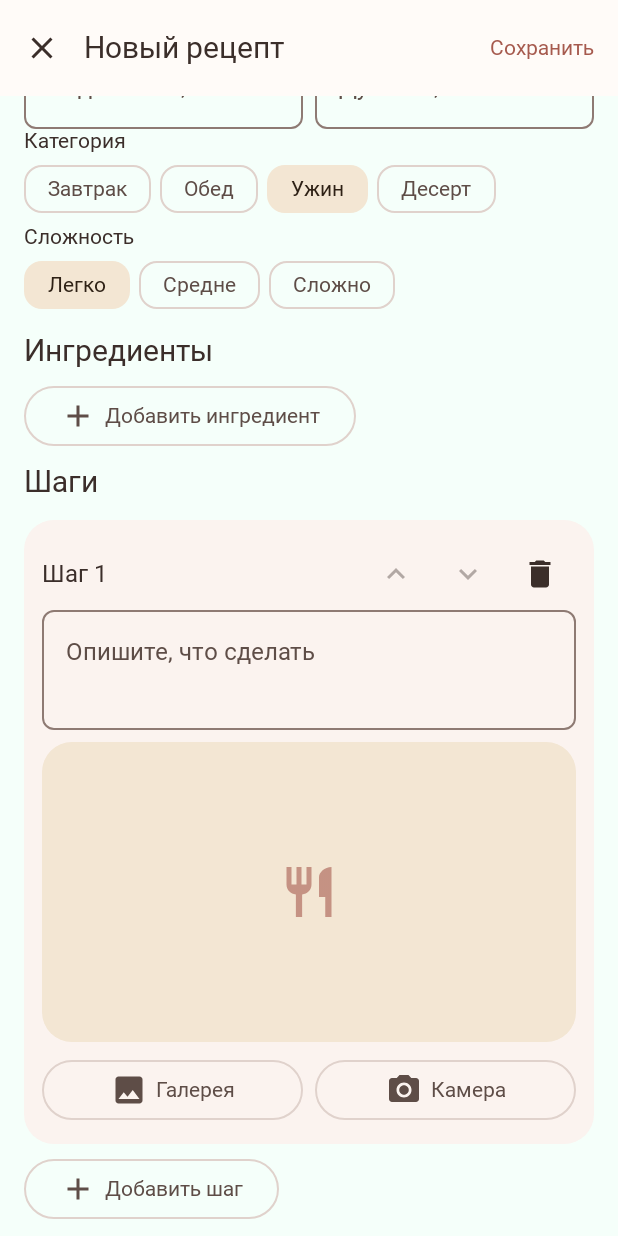
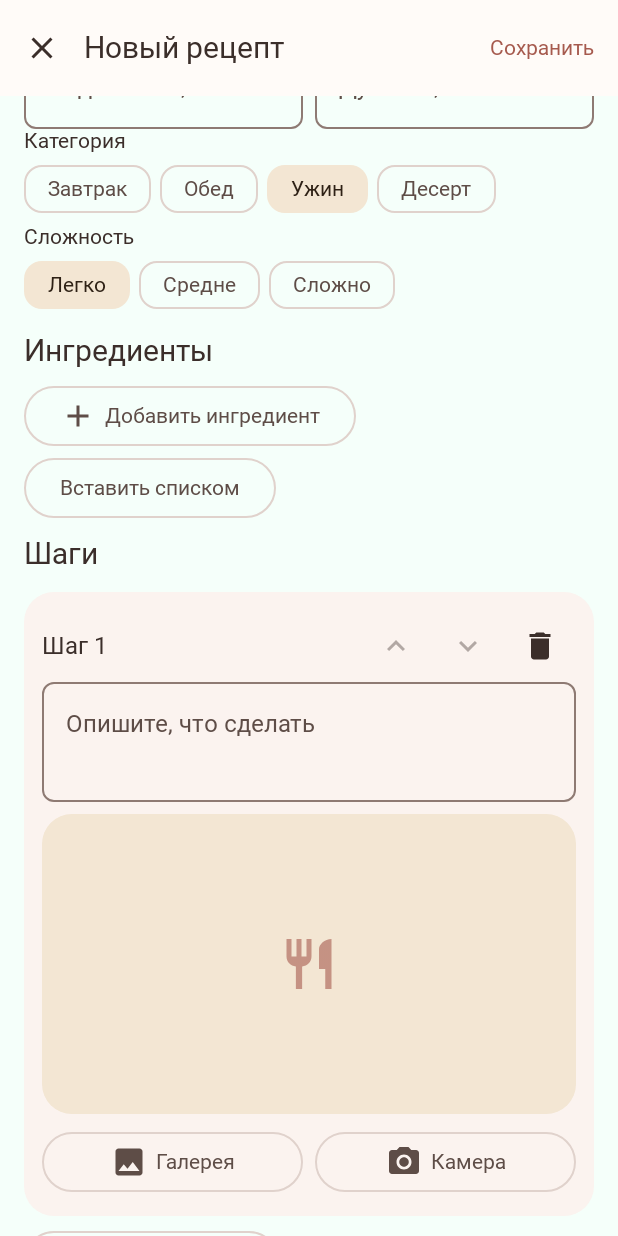
Before and after one commit to Vano3667/recipe-app, an Android app built with Jetpack Compose: the recipe_edit screen opened through its navigation route, scrolled down 532 dp, on a phone screen of 412 x 824 dp. Run offline under Robolectric (Android 15) with nearby library versions, the phone set to English and light mode, and no system bars; our stand-ins replace Dagger/Hilt's generated code, Room's generated code, window size class; Roboto replaces fonts that are not available here.

Commit message:
feat(ingredients): "Вставить списком" button next to single add (Task 1, part 4) [skip ci]
Opens BulkIngredientsDialog; accepted rows are appended in order via BulkIngredients.append.
Single-ingredient flow (add_ingredient + ProductPickerDialog) unchanged. File reconstructed from
87a602d + 717fc83 + f4f4043 + 5be7b4d; only the ingredient section and dialog state changed.

```diff
--- a/app/src/main/java/com/example/homemenu/ui/recipes/RecipeEditScreen.kt
+++ b/app/src/main/java/com/example/homemenu/ui/recipes/RecipeEditScreen.kt
@@ -139,6 +139,7 @@ fun RecipeEditContent(
     photoPicker: @Composable ((name: String?, stepIndex: Int?, tagPrefix: String) -> Unit)? = null,
 ) {
     var pickProduct by remember { mutableStateOf(false) }
+    var bulkPaste by remember { mutableStateOf(false) }
     var newTag by remember { mutableStateOf(false) }
     Scaffold(
         topBar = {
@@ -220,8 +221,14 @@ fun RecipeEditContent(
                     index = i,
                 )
             }
-            OutlinedButton(onClick = { pickProduct = true }, modifier = Modifier.testTag("add_ingredient")) {
-                Icon(Icons.Filled.Add, null); Spacer(Modifier.width(6.dp)); Text("Добавить ингредиент")
+            FlowRow(horizontalArrangement = Arrangement.spacedBy(8.dp)) {
+                OutlinedButton(onClick = { pickProduct = true }, modifier = Modifier.testTag("add_ingredient")) {
+                    Icon(Icons.Filled.Add, null); Spacer(Modifier.width(6.dp)); Text("Добавить ингредиент")
+                }
+                // Task 1: несколько ингредиентов сразу — вставка списка, предпросмотр, правка строк (BulkIngredientsDialog.kt).
+                OutlinedButton(onClick = { bulkPaste = true }, modifier = Modifier.testTag("bulk_ingredients")) {
+                    Text("Вставить списком")
+                }
             }
 
             SectionTitle("Шаги")
@@ -285,6 +292,16 @@ fun RecipeEditContent(
             onCreate = { name, unit, dep ->
                 pickProduct = false
                 onAddProduct(name, unit, dep) { p -> onChange { it.copy(ingredients = it.ingredients + EditIngredient(p, "", p.baseUnit)) } }
+            },
+        )
+    }
+    if (bulkPaste) {
+        BulkIngredientsDialog(
+            existingNames = form.ingredients.map { it.product.name },
+            onDismiss = { bulkPaste = false },
+            onConfirm = { rows ->
+                bulkPaste = false
+                BulkIngredients.append(rows, products, onChange, onAddProduct)
             },
         )
     }
```
